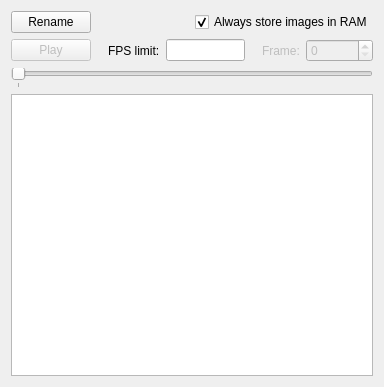
The window that source/cpp/Flipper/Flipper.ui (erikhvatum/RisWidget) describes before a commit, drawn with Qt 5.
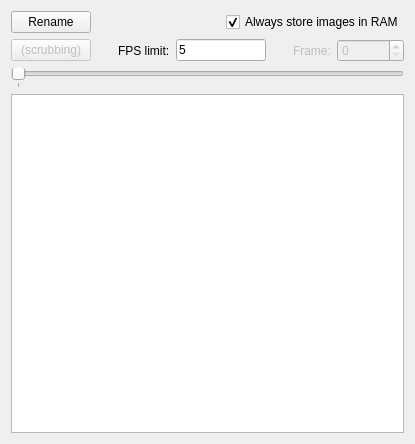
The same window after the commit.

Commit message: Implement Flipper internals. Put histogram in sunken border frame similar to main image view.

```diff
--- a/source/cpp/Flipper/Flipper.ui
+++ b/source/cpp/Flipper/Flipper.ui
@@ -6,8 +6,8 @@
    <rect>
     <x>0</x>
     <y>0</y>
-    <width>384</width>
-    <height>387</height>
+    <width>415</width>
+    <height>444</height>
    </rect>
   </property>
   <property name="acceptDrops">
@@ -68,16 +68,16 @@
         <bool>false</bool>
        </property>
        <property name="sizePolicy">
-        <sizepolicy hsizetype="Expanding" vsizetype="Fixed">
+        <sizepolicy hsizetype="Maximum" vsizetype="Fixed">
          <horstretch>0</horstretch>
          <verstretch>0</verstretch>
         </sizepolicy>
        </property>
        <property name="text">
-        <string>Play</string>
+        <string>(scrubbing)</string>
        </property>
-       <property name="flat">
-        <bool>false</bool>
+       <property name="checkable">
+        <bool>true</bool>
        </property>
       </widget>
      </item>
@@ -118,6 +118,9 @@
          <height>0</height>
         </size>
        </property>
+       <property name="text">
+        <string>5</string>
+       </property>
       </widget>
      </item>
      <item>
```
Left out of the diff: 39 changed lines with no effect on the pictures. The commit also changes 13 other files.
